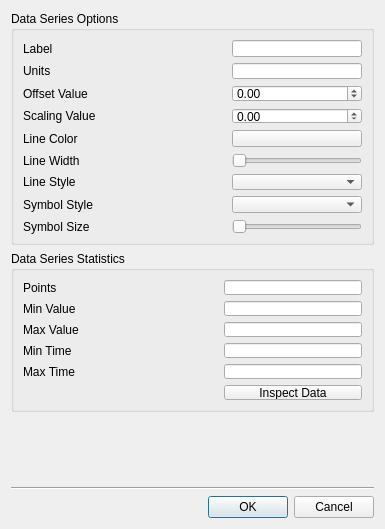
The window that lumberjack/curve_editor_dialog.ui (SchrodingersGat/lumberjack) describes before a commit, drawn with Qt 5.
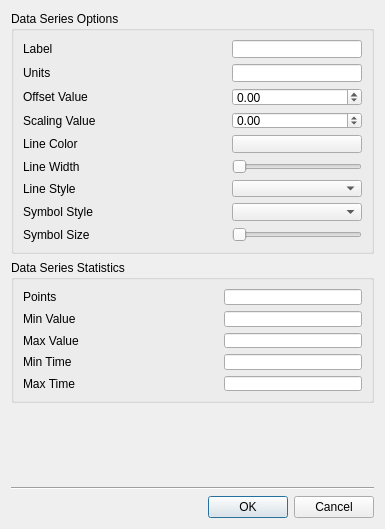
The same window after the commit.

What changed in the file:
```diff
--- a/lumberjack/curve_editor_dialog.ui
+++ b/lumberjack/curve_editor_dialog.ui
@@ -309,13 +309,6 @@
         </property>
        </widget>
       </item>
-      <item row="5" column="2">
-       <widget class="QPushButton" name="inspectData">
-        <property name="text">
-         <string>Inspect Data</string>
-        </property>
-       </widget>
-      </item>
      </layout>
     </widget>
    </item>
```
Left out of the diff: 96 changed lines with no effect on the pictures.
